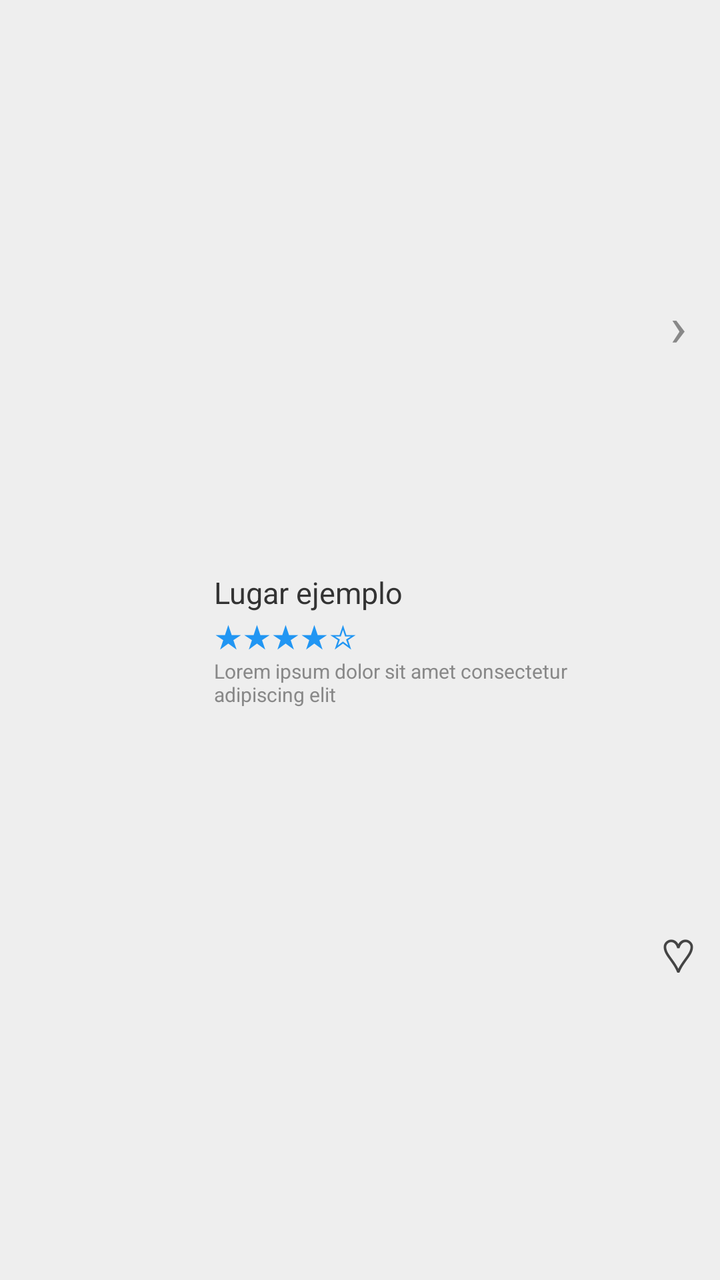
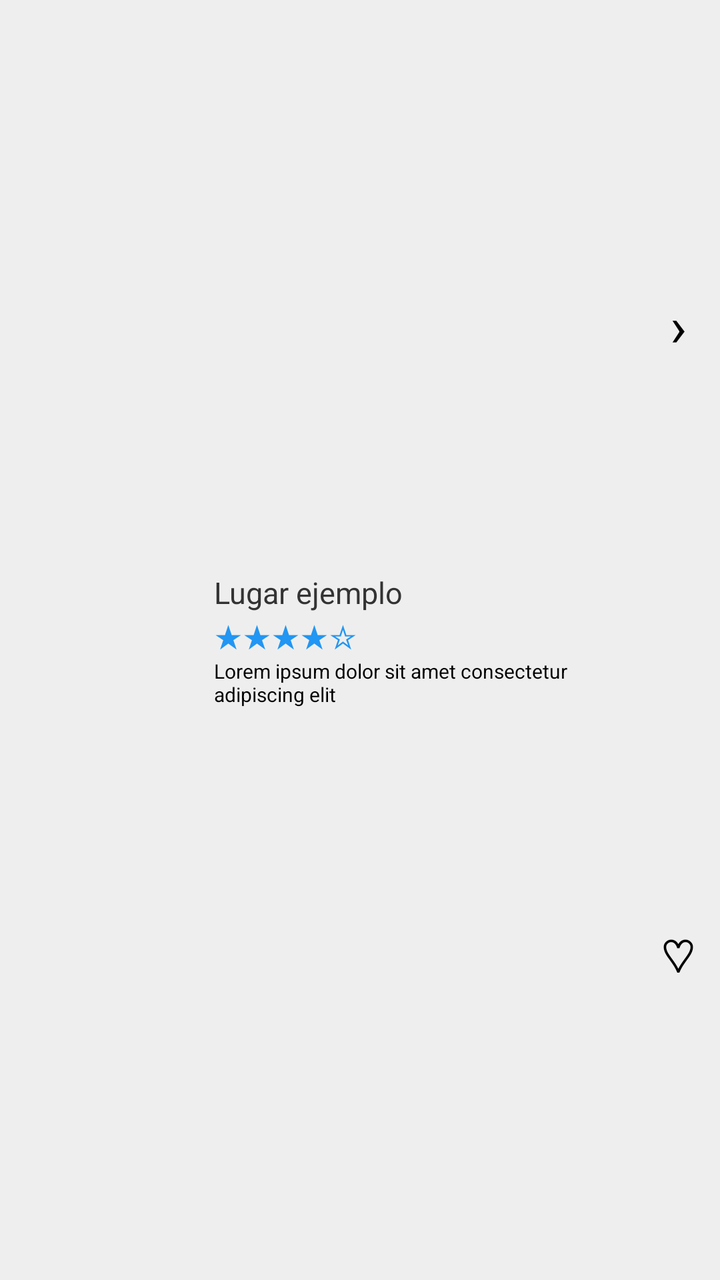

The first picture is an Android layout as it rendered before a commit; the second is the same layout after the commit. The layout source and the unified diff follow.
<!-- AndroidManifest.xml: application theme Theme.Pipabnb -->
<!-- res/layout/item_favorito.xml -->
<?xml version="1.0" encoding="utf-8"?>
<LinearLayout
    xmlns:android="http://schemas.android.com/apk/res/android"
    android:layout_width="match_parent"
    android:layout_height="112dp"
    android:orientation="horizontal"
    android:gravity="center_vertical"
    android:padding="5dp"
    android:background="#EEEEEE">

    
    <ImageView
        android:id="@+id/imgLugar"
        android:layout_width="90dp"
        android:layout_height="98dp"
        android:scaleType="centerCrop"

        android:contentDescription="Fotografía del lugar"/>

    
    <LinearLayout
        android:layout_width="0dp"
        android:layout_height="wrap_content"
        android:layout_weight="1"
        android:orientation="vertical"
        android:layout_marginStart="12dp">

        <TextView
            android:id="@+id/txtNombre"
            android:layout_width="match_parent"
            android:layout_height="wrap_content"
            android:text="Lugar ejemplo"
            android:textColor="#333333"
            android:textSize="15sp"
            android:maxLines="1"/>

        <TextView
            android:id="@+id/txtEstrellas"
            android:layout_width="match_parent"
            android:layout_height="wrap_content"
            android:text="★★★★☆"
            android:textColor="#2196F3"
            android:textSize="16sp"/>

        <TextView
            android:id="@+id/txtDescripcion"
            android:layout_width="match_parent"
            android:layout_height="wrap_content"
            android:text="Lorem ipsum dolor sit amet consectetur adipiscing elit"
            android:textColor="#888888"
            android:textSize="10sp"
            android:maxLines="2"
            android:ellipsize="end"/>

    </LinearLayout>

    
    <LinearLayout
        android:layout_width="32dp"
        android:layout_height="match_parent"
        android:gravity="center"
        android:orientation="vertical">

        <TextView
            android:id="@+id/btnDetalle"
            android:layout_width="match_parent"
            android:layout_height="0dp"
            android:layout_weight="1"
            android:gravity="center"
            android:text="›"
            android:textSize="28sp"
            android:textColor="#888888"
            android:contentDescription="Ver detalles"/>

        <TextView
            android:id="@+id/btnFavorito"
            android:layout_width="match_parent"
            android:layout_height="0dp"
            android:layout_weight="1"
            android:gravity="center"
            android:text="♡"
            android:textSize="23sp"
            android:textColor="#444444"
            android:contentDescription="Quitar de favoritos"/>

    </LinearLayout>

</LinearLayout>
<!-- resources referenced by this layout -->
<resources>
  <style name="Theme.Pipabnb" parent="Base.Theme.Pipabnb" />
  <style name="Base.Theme.Pipabnb" parent="Theme.Material3.DayNight.NoActionBar">
          
          
      </style>
</resources>

<!-- the commit's change to res/layout/item_favorito.xml (unified diff, before → after) -->
@@ -47,7 +47,7 @@
             android:layout_width="match_parent"
             android:layout_height="wrap_content"
             android:text="Lorem ipsum dolor sit amet consectetur adipiscing elit"
-            android:textColor="#888888"
+            android:textColor="#000000"
             android:textSize="10sp"
             android:maxLines="2"
             android:ellipsize="end"/>
@@ -69,7 +69,7 @@
             android:gravity="center"
             android:text="›"
             android:textSize="28sp"
-            android:textColor="#888888"
+            android:textColor="#000000"
             android:contentDescription="Ver detalles"/>
 
         <TextView
@@ -80,7 +80,7 @@
             android:gravity="center"
             android:text="♡"
             android:textSize="23sp"
-            android:textColor="#444444"
+            android:textColor="#000000"
             android:contentDescription="Quitar de favoritos"/>
 
     </LinearLayout>
<!-- resource entries referenced after the edit -->
@@ -1,9 +1,11 @@
 <!-- resources referenced by this layout -->
 <resources>
   <style name="Theme.Pipabnb" parent="Base.Theme.Pipabnb" />
-  <style name="Base.Theme.Pipabnb" parent="Theme.Material3.DayNight.NoActionBar">
-          
-          
+  <style name="Base.Theme.Pipabnb" parent="Theme.Material3.Light.NoActionBar">
+          <item name="android:textColorPrimary">@color/black</item>
+          <item name="android:textColorSecondary">@color/black</item>
+          <item name="android:textColorHint">@color/black</item>
       </style>
+  <color name="black">#FF000000</color>
 </resources>
 
